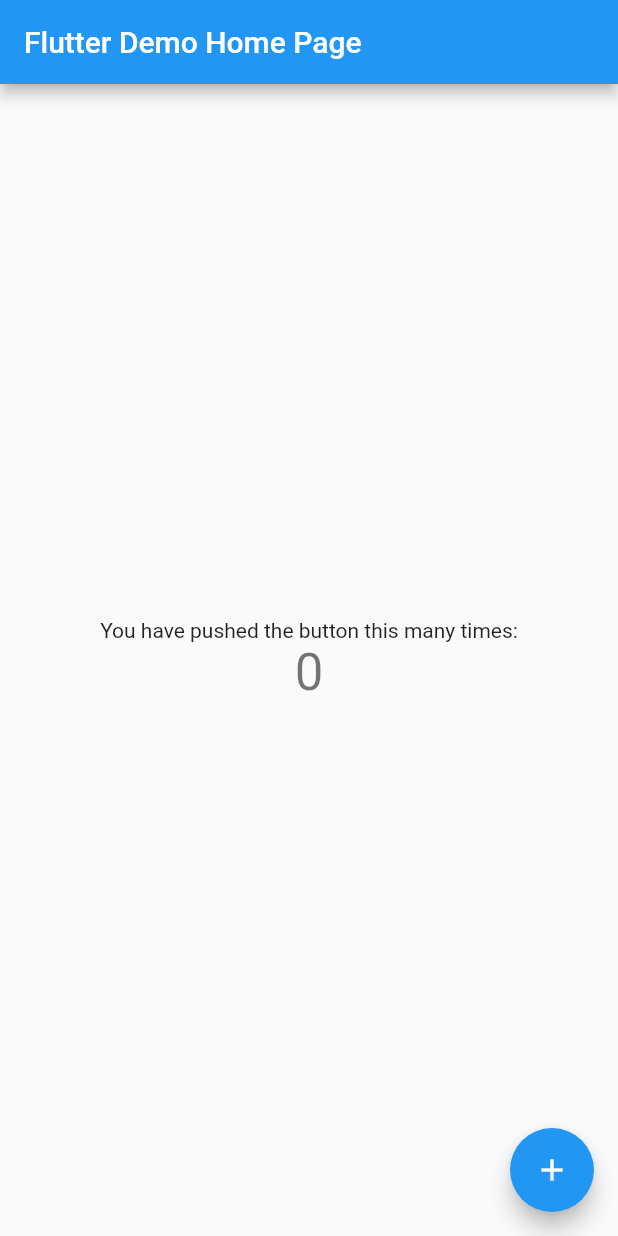
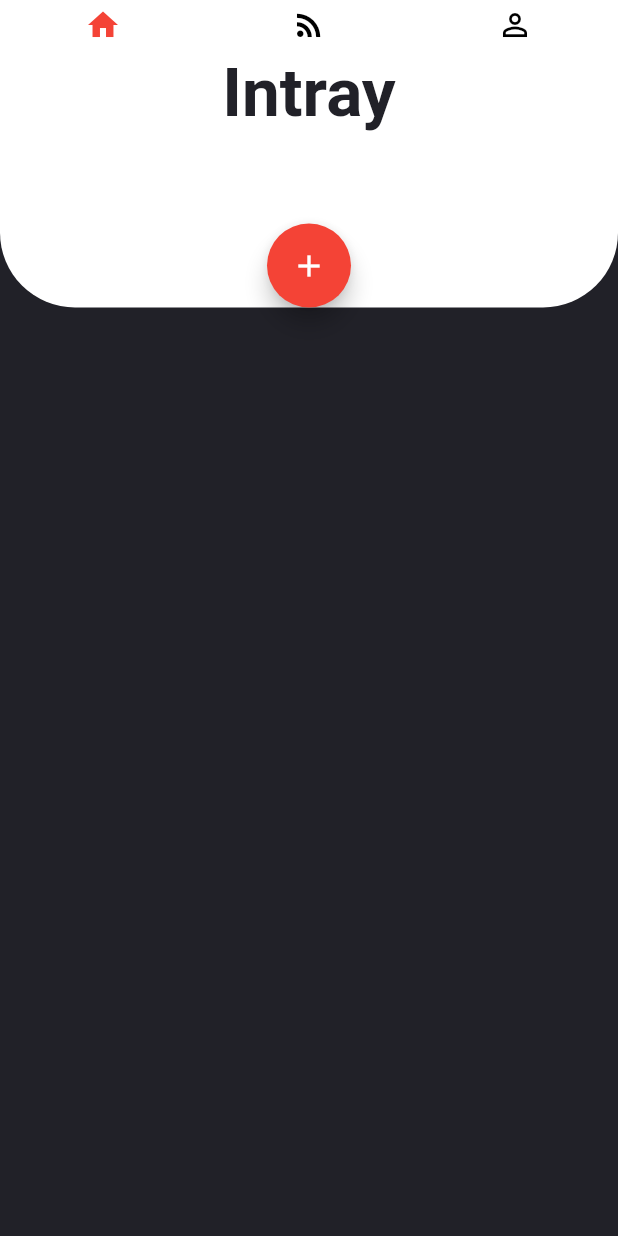
Before and after one commit to fkursun/todoApp, a Flutter app: the screen it shows after launch, on a phone screen of 412 x 824 dp. Run offline on Flutter 3.47's test engine with Material 2 defaults, Android fonts, the phone set to English and light mode, and no system bars; Roboto replaces fonts that are missing (Avenir).

Commit message:
navbar and salver

```diff
--- a/lib/main.dart
+++ b/lib/main.dart
@@ -1,4 +1,7 @@
 import 'package:flutter/material.dart';
+import 'package:todo_app/models/global.dart';
+import "./salver.dart";
+import "./navbar.dart";
 
 void main() => runApp(MyApp());
 
@@ -7,105 +10,56 @@ class MyApp extends StatelessWidget {
   @override
   Widget build(BuildContext context) {
     return MaterialApp(
-      title: 'Flutter Demo',
-      theme: ThemeData(
-        // This is the theme of your application.
-        //
-        // Try running your application with "flutter run". You'll see the
-        // application has a blue toolbar. Then, without quitting the app, try
-        // changing the primarySwatch below to Colors.green and then invoke
-        // "hot reload" (press "r" in the console where you ran "flutter run",
-        // or simply save your changes to "hot reload" in a Flutter IDE).
-        // Notice that the counter didn't reset back to zero; the application
-        // is not restarted.
-        primarySwatch: Colors.blue,
-      ),
-      home: MyHomePage(title: 'Flutter Demo Home Page'),
+      title: 'Todo App',
+      theme: ThemeData(),
+      home: MyHomePage(title: 'Todo App'),
     );
   }
 }
 
 class MyHomePage extends StatefulWidget {
   MyHomePage({Key key, this.title}) : super(key: key);
-
-  // This widget is the home page of your application. It is stateful, meaning
-  // that it has a State object (defined below) that contains fields that affect
-  // how it looks.
-
-  // This class is the configuration for the state. It holds the values (in this
-  // case the title) provided by the parent (in this case the App widget) and
-  // used by the build method of the State. Fields in a Widget subclass are
-  // always marked "final".
-
   final String title;
 
   @override
   _MyHomePageState createState() => _MyHomePageState();
 }
 
+void func() {}
+
 class _MyHomePageState extends State<MyHomePage> {
-  int _counter = 0;
-
-  void _incrementCounter() {
-    setState(() {
-      // This call to setState tells the Flutter framework that something has
-      // changed in this State, which causes it to rerun the build method below
-      // so that the display can reflect the updated values. If we changed
-      // _counter without calling setState(), then the build method would not be
-      // called again, and so nothing would appear to happen.
-      _counter++;
-    });
-  }
-
   @override
   Widget build(BuildContext context) {
-    // This method is rerun every time setState is called, for instance as done
-    // by the _incrementCounter method above.
-    //
-    // The Flutter framework has been optimized to make rerunning build methods
-    // fast, so that you can just rebuild anything that needs updating rather
-    // than having to individually change instances of widgets.
-    return Scaffold(
-      appBar: AppBar(
-        // Here we take the value from the MyHomePage object that was created by
-        // the App.build method, and use it to set our appbar title.
-        title: Text(widget.title),
-      ),
-      body: Center(
-        // Center is a layout widget. It takes a single child and positions it
-        // in the middle of the parent.
-        child: Column(
-          // Column is also a layout widget. It takes a list of children and
-          // arranges them vertically. By default, it sizes itself to fit its
-          // children horizontally, and tries to be as tall as its parent.
-          //
-          // Invoke "debug painting" (press "p" in the console, choose the
-          // "Toggle Debug Paint" action from the Flutter Inspector in Android
-          // Studio, or the "Toggle Debug Paint" command in Visual Studio Code)
-          // to see the wireframe for each widget.
-          //
-          // Column has various properties to control how it sizes itself and
-          // how it positions its children. Here we use mainAxisAlignment to
-          // center the children vertically; the main axis here is the vertical
-          // axis because Columns are vertical (the cross axis would be
-          // horizontal).
-          mainAxisAlignment: MainAxisAlignment.center,
-          children: <Widget>[
-            Text(
-              'You have pushed the button this many times:',
-            ),
-            Text(
-              '$_counter',
-              style: Theme.of(context).textTheme.display1,
-            ),
-          ],
+    return MaterialApp(
+      debugShowCheckedModeBanner: false,
+      color: Colors.yellow,
+      home: SafeArea(
+          child: DefaultTabController(
+        length: 3,
+        child: new Scaffold(
+          resizeToAvoidBottomPadding: false,
+          body: Stack(
+            children: <Widget>[
+              TabBarView(
+                children: [
+                  new Container(
+                    color: darkGrey,
+                  ),
+                  new Container(
+                    color: darkGrey,
+                  ),
+                  new Container(
+                    color: darkGrey,
+                  ),
+                ],
+              ),
+              Salver(),
+            ],
+          ),
+          appBar: Navbar(),
+          backgroundColor: Colors.white,
         ),
-      ),
-      floatingActionButton: FloatingActionButton(
-        onPressed: _incrementCounter,
-        tooltip: 'Increment',
-        child: Icon(Icons.add),
-      ), // This trailing comma makes auto-formatting nicer for build methods.
+      )),
     );
   }
 }
--- /dev/null
+++ b/lib/models/global.dart
@@ -0,0 +1,9 @@
+import "package:flutter/material.dart";
+
+Color darkGrey = new Color(0xff212128);
+
+TextStyle salverTitle = new TextStyle(
+    fontFamily: "Avenir",
+    fontWeight: FontWeight.bold,
+    color: darkGrey,
+    fontSize: 45);
--- /dev/null
+++ b/lib/navbar.dart
@@ -0,0 +1,28 @@
+import "package:flutter/material.dart";
+
+class Navbar extends StatelessWidget with PreferredSizeWidget {
+  @override
+  Widget build(BuildContext context) {
+    return TabBar(
+      tabs: [
+        Tab(
+          icon: new Icon(Icons.home),
+        ),
+        Tab(
+          icon: new Icon(Icons.rss_feed),
+        ),
+        Tab(
+          icon: new Icon(Icons.perm_identity),
+        )
+      ],
+      labelColor: Colors.red,
+      unselectedLabelColor: Colors.black,
+      indicatorSize: TabBarIndicatorSize.label,
+      indicatorColor: Colors.transparent,
+    );
+  }
+
+  @override
+  // TODO: implement preferredSize
+  Size get preferredSize => Size.fromHeight(35);
+}
--- /dev/null
+++ b/lib/salver.dart
@@ -0,0 +1,39 @@
+import "package:flutter/material.dart";
+
+import "./models/global.dart";
+
+class Salver extends StatelessWidget {
+  @override
+  Widget build(BuildContext context) {
+    return Container(
+      height: 170,
+      decoration: BoxDecoration(
+          borderRadius: BorderRadius.only(
+              bottomLeft: Radius.circular(50),
+              bottomRight: Radius.circular(50)),
+          color: Colors.white),
+      child: Column(
+        mainAxisAlignment: MainAxisAlignment.spaceBetween,
+        children: <Widget>[
+          Container(
+            child: Text(
+              "Intray",
+              style: salverTitle,
+              textAlign: TextAlign.start,
+            ),
+          ),
+          Container(
+            child: Align(
+              child: FloatingActionButton(
+                child: Icon(Icons.add),
+                backgroundColor: Colors.red,
+                onPressed: () => print("hello"),
+              ),
+              alignment: Alignment.bottomCenter,
+            ),
+          )
+        ],
+      ),
+    );
+  }
+}
```
Also changed, not shown: 3 other files.
